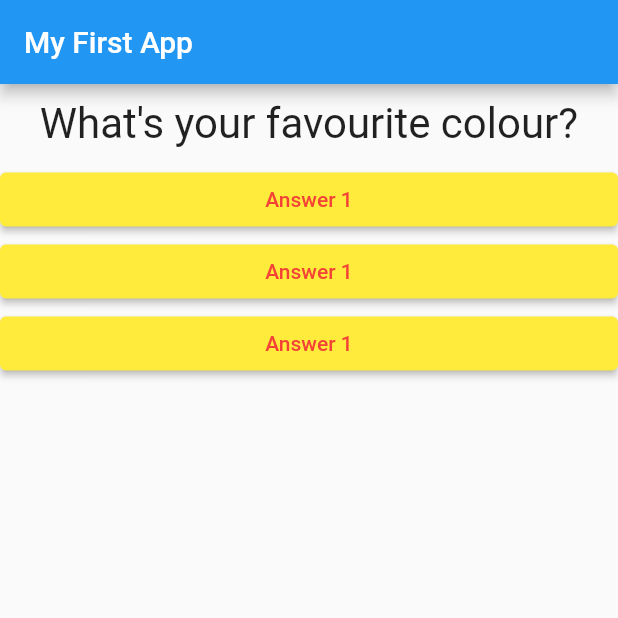
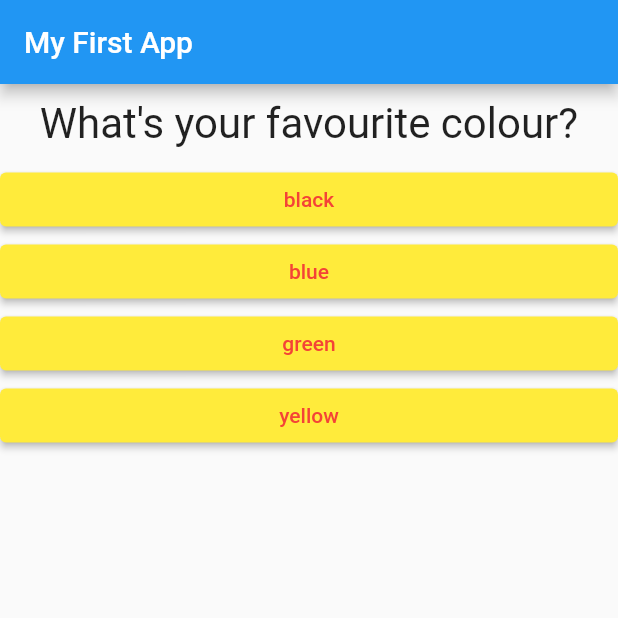
Before and after one commit to Freddy10035/simple-personality-app, a Flutter app: the screen it shows after launch, on a phone screen of 412 x 824 dp, the top half of it. Run offline on Flutter 3.47's test engine with Material 2 defaults, Android fonts, the phone set to English and light mode, and no system bars.

Commit message:
answerText fixed

```diff
--- a/lib/answer.dart
+++ b/lib/answer.dart
@@ -6,8 +6,9 @@ class Answer extends StatelessWidget {
 //Answer({super.key});
 
   final VoidCallback selectHandler;
+  final String answerText;
 
-  Answer(this.selectHandler);
+  Answer(this.selectHandler, this.answerText);
 
   @override
   Widget build(BuildContext context) {
@@ -18,7 +19,7 @@ class Answer extends StatelessWidget {
           foregroundColor: Colors.red,
           backgroundColor: Colors.yellow,
         ),
-        child: Text('Answer 1'),
+        child: Text(answerText),
         onPressed: selectHandler,
       ),
     );
--- a/lib/main.dart
+++ b/lib/main.dart
@@ -49,11 +49,12 @@ class _MyAppState extends State<MyApp> {
         body: Column(
           children: [
             Question(
-              questions[_questionIndex] ['questionText'] as String,
+              questions[_questionIndex]['questionText'] as String,
             ),
-            Answer(_answerQuestions),
-            Answer(_answerQuestions),
-            Answer(_answerQuestions),
+            ...(questions[_questionIndex]['answers'] as List<String>)
+                .map((answer) {
+              return Answer(_answerQuestions, answer);
+            }).toList()
           ],
         ),
       ),
```
